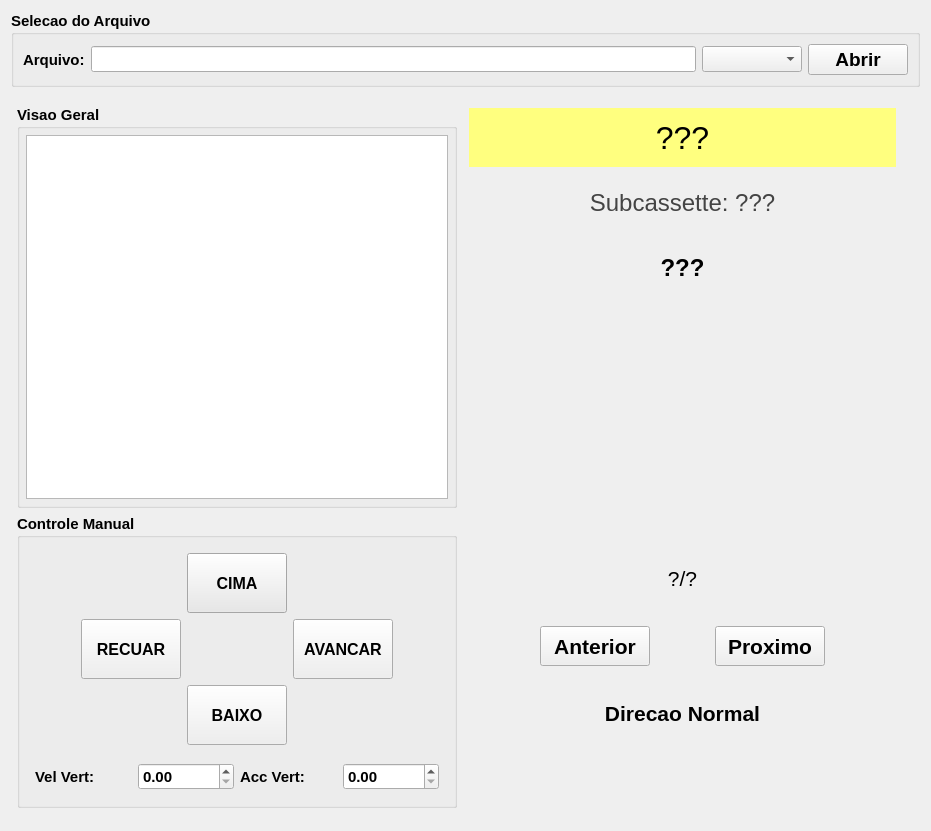
Before: the Qt Designer form deltabench/gui/ui/assemblywidget.ui in lnls-ima/delta-assembly-bench, drawn with Qt 5.
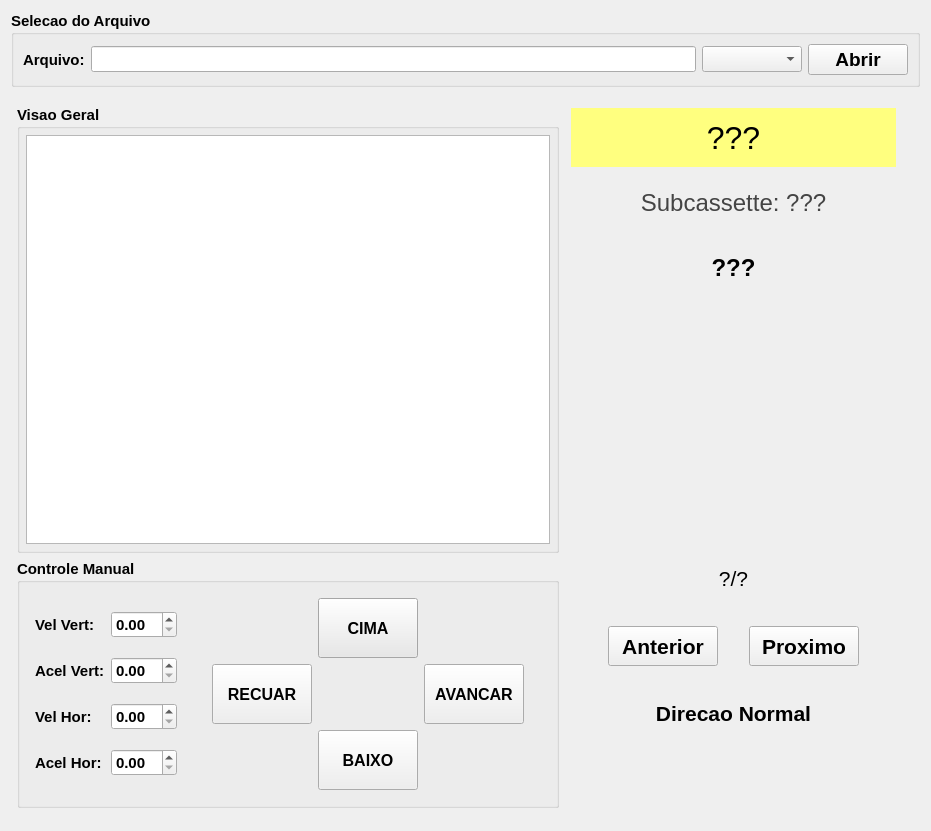
After: the same form once the commit is applied. Icons and pictures are not drawn.

Commit message:
Add independent horizontal velocity for Assembly tab
Add double spin boxes for horizontal velocity and acceleration
on the Assembly tab. Since the manual motion controls available
in this tab are not necessarily related to the motion parameters
used for measurements, it is interesting that different fields are
used to define velocity and acceleration there, instead of reeading
the configurations found in the advanced options dialog (which are
used for scan and individual measurement).

```diff
--- a/deltabench/gui/ui/assemblywidget.ui
+++ b/deltabench/gui/ui/assemblywidget.ui
@@ -179,8 +179,21 @@
           <string>Controle Manual</string>
          </property>
          <layout class="QGridLayout" name="gridLayout_5">
-          <item row="1" column="0" colspan="3">
-           <layout class="QGridLayout" name="gridLayout_6">
+          <item row="0" column="1">
+           <spacer name="horizontalSpacer">
+            <property name="orientation">
+             <enum>Qt::Horizontal</enum>
+            </property>
+            <property name="sizeHint" stdset="0">
+             <size>
+              <width>40</width>
+              <height>20</height>
+             </size>
+            </property>
+           </spacer>
+          </item>
+          <item row="0" column="0">
+           <layout class="QGridLayout" name="gridLayout_7">
             <property name="leftMargin">
              <number>6</number>
             </property>
@@ -193,8 +206,22 @@
             <property name="bottomMargin">
              <number>6</number>
             </property>
-            <item row="0" column="3">
-             <widget class="QDoubleSpinBox" name="sbd_vertical_acceleration"/>
+            <item row="1" column="0">
+             <widget class="QLabel" name="label_2">
+              <property name="text">
+               <string>Acel Vert:</string>
+              </property>
+             </widget>
+            </item>
+            <item row="2" column="1">
+             <widget class="QDoubleSpinBox" name="sbd_horizontal_velocity"/>
+            </item>
+            <item row="2" column="0">
+             <widget class="QLabel" name="label_3">
+              <property name="text">
+               <string>Vel Hor:</string>
+              </property>
+             </widget>
             </item>
             <item row="0" column="0">
              <widget class="QLabel" name="label">
@@ -204,18 +231,28 @@
              </widget>
             </item>
             <item row="0" column="1">
-             <widget class="QDoubleSpinBox" name="sbd_vertical_velocity"/>
+             <widget class="QDoubleSpinBox" name="sbd_vertical_velocity">
+              <property name="singleStep">
+               <double>0.200000000000000</double>
+              </property>
+             </widget>
             </item>
-            <item row="0" column="2">
-             <widget class="QLabel" name="label_2">
+            <item row="1" column="1">
+             <widget class="QDoubleSpinBox" name="sbd_vertical_acceleration"/>
+            </item>
+            <item row="3" column="0">
+             <widget class="QLabel" name="label_5">
               <property name="text">
-               <string>Acc Vert:</string>
+               <string>Acel Hor:</string>
               </property>
              </widget>
             </item>
+            <item row="3" column="1">
+             <widget class="QDoubleSpinBox" name="sbd_horizontal_acceleration"/>
+            </item>
            </layout>
           </item>
-          <item row="0" column="1">
+          <item row="0" column="2">
            <layout class="QGridLayout" name="gridLayout_2">
             <property name="leftMargin">
              <number>6</number>
@@ -370,7 +407,7 @@
             </item>
            </layout>
           </item>
-          <item row="0" column="2">
+          <item row="0" column="3">
            <spacer name="horizontalSpacer_2">
             <property name="orientation">
              <enum>Qt::Horizontal</enum>
@@ -383,19 +420,6 @@
             </property>
            </spacer>
           </item>
-          <item row="0" column="0">
-           <spacer name="horizontalSpacer">
-            <property name="orientation">
-             <enum>Qt::Horizontal</enum>
-            </property>
-            <property name="sizeHint" stdset="0">
-             <size>
-              <width>40</width>
-              <height>20</height>
-             </size>
-            </property>
-           </spacer>
-          </item>
          </layout>
         </widget>
        </item>
```
Left out of the diff: 136 changed lines with no effect on the pictures. The commit also changes 1 other file.
